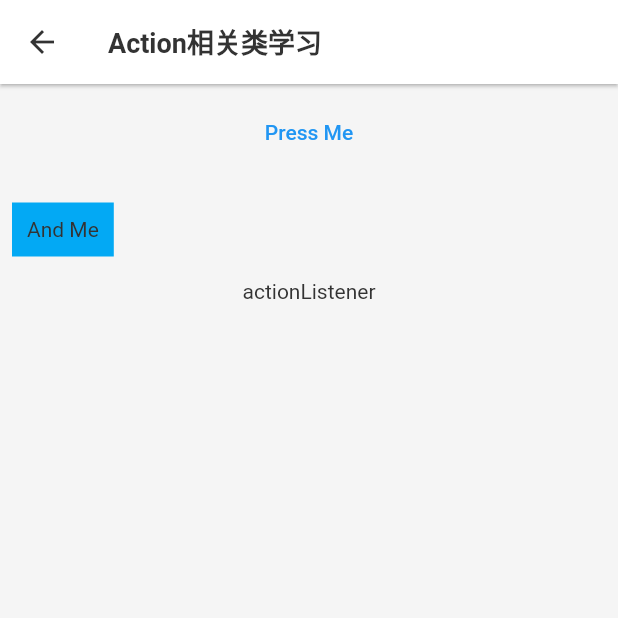
After one commit to LBXjixiangniao/flutter_summary, a Flutter app: the ActionPage screen opened directly, on a phone screen of 412 x 824 dp, the top half of it. The commit adds this screen. Run offline on Flutter 3.47's test engine with Material 2 defaults, Android fonts, the phone set to English and light mode, and no system bars; drawn by our look-alikes of oktoast; our stand-ins replace bloc, convert, device_info, dio, flutter_bloc, platform and 1 more; missing offline and left inert: dart_tree, list_data_cache_manager, mqtt_client, permission_handler_platform_interface; Roboto replaces fonts that are missing (PingFangMedium).

Commit message:
【修改】+ 完善

```diff
--- /dev/null
+++ b/lib/main/action/action.dart
@@ -0,0 +1,127 @@
+import 'package:flutter/material.dart';
+import 'package:flutter/services.dart';
+
+class ActionPage extends StatefulWidget {
+  @override
+  _ActionPageState createState() => _ActionPageState();
+}
+
+class _ActionPageState extends State<ActionPage> {
+  @override
+  Widget build(BuildContext context) {
+    return Scaffold(
+      appBar: AppBar(
+        title: Text('Action相关类学习'),
+      ),
+      body: Column(
+        children: [
+          Padding(
+            padding: const EdgeInsets.all(8.0),
+            child: TextButton(onPressed: () {}, child: Text('Press Me')),
+          ),
+          Padding(
+            padding: const EdgeInsets.all(8.0),
+            child: FadButton(onPressed: () {}, child: Text('And Me')),
+          ),
+          ActionListener(
+            action: CallbackAction(onInvoke: (Intent intent) {
+              print(intent);
+            }),
+            listener: (Action<Intent> action) {
+              print(action);
+            },
+            child: Text('actionListener'),
+          ),
+        ],
+      ),
+    );
+  }
+}
+
+class FadButton extends StatefulWidget {
+  const FadButton({Key key, this.onPressed, this.child}) : super(key: key);
+
+  final VoidCallback onPressed;
+  final Widget child;
+
+  @override
+  _FadButtonState createState() => _FadButtonState();
+}
+
+class _FadButtonState extends State<FadButton> {
+  bool _focused = false;
+  bool _hovering = false;
+  bool _on = false;
+  Map<Type, Action<Intent>> _actionMap;
+  Map<LogicalKeySet, Intent> _shortcutMap;
+
+  @override
+  void initState() {
+    super.initState();
+    _actionMap = <Type, Action<Intent>>{
+      ActivateIntent: CallbackAction(
+        onInvoke: (Intent intent) => _toggleState(),
+      ),
+    };
+    _shortcutMap = <LogicalKeySet, Intent>{
+      LogicalKeySet(LogicalKeyboardKey.keyX): const ActivateIntent(),
+    };
+  }
+
+  Color get color {
+    Color baseColor = Colors.lightBlue;
+    if (_focused) {
+      baseColor = Color.alphaBlend(Colors.black.withOpacity(0.25), baseColor);
+    }
+    if (_hovering) {
+      baseColor = Color.alphaBlend(Colors.black.withOpacity(0.1), baseColor);
+    }
+    return baseColor;
+  }
+
+  void _toggleState() {
+    setState(() {
+      _on = !_on;
+    });
+  }
+
+  void _handleFocusHighlight(bool value) {
+    setState(() {
+      _focused = value;
+    });
+  }
+
+  void _handleHoveHighlight(bool value) {
+    setState(() {
+      _hovering = value;
+    });
+  }
+
+  @override
+  Widget build(BuildContext context) {
+    return GestureDetector(
+      onTap: _toggleState,
+      child: FocusableActionDetector(
+        actions: _actionMap,
+        shortcuts: _shortcutMap,
+        onShowFocusHighlight: _handleFocusHighlight,
+        onShowHoverHighlight: _handleHoveHighlight,
+        child: Row(
+          children: <Widget>[
+            Container(
+              padding: EdgeInsets.all(10.0),
+              color: color,
+              child: widget.child,
+            ),
+            Container(
+              width: 30,
+              height: 30,
+              margin: EdgeInsets.all(10.0),
+              color: _on ? Colors.red : Colors.transparent,
+            ),
+          ],
+        ),
+      ),
+    );
+  }
+}
--- a/pubspec.yaml
+++ b/pubspec.yaml
@@ -68,7 +68,7 @@ dependencies:
   #AVL树和红黑树
   dart_tree: ^0.0.3
   #跨平台开发框架
-  flutter_boost: ^1.17.1
+  # flutter_boost: ^1.17.1
 
 dev_dependencies:
   flutter_test:
```
Also changed, not shown: lib/main.dart (+2 -16 lines), lib/main/demo_list.dart (+15 -5 lines), lib/main/flutter_boost/flutter_boost_first_page.dart (deleted, +0 -16 lines), lib/main/index_manager/index_manager.dart (added, +40 -0 lines), lib/main/stl_stf_widget/stl_stf_widget.dart (added, +86 -0 lines).
